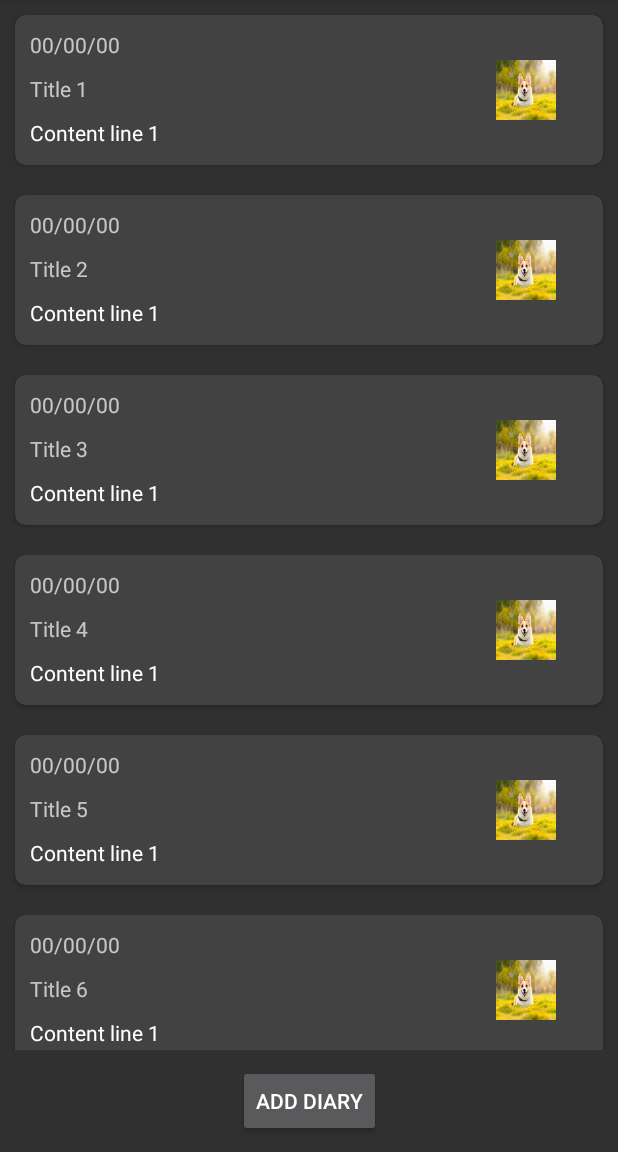
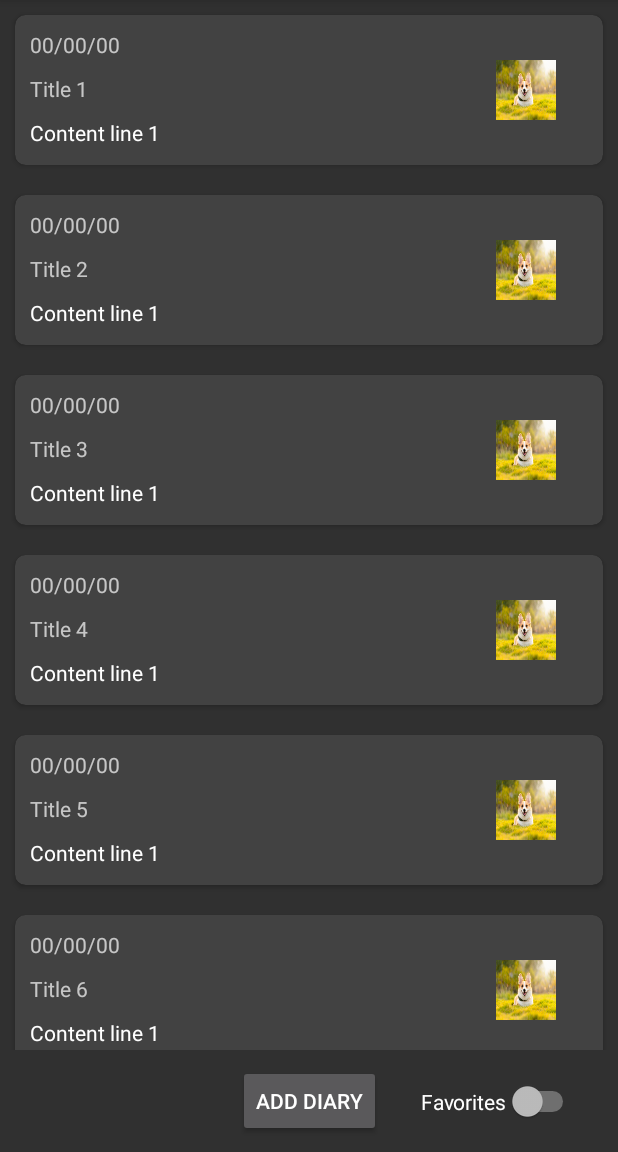
Before and after one commit to madcamp4/TabProject, an Android app built with Jetpack Compose: the DiaryActivity screen opened directly, with no data from a screen before it, on a phone screen of 412 x 824 dp, the part 84-1236 px from its top. Run offline under Robolectric (Android 15) with nearby library versions, the phone set to English and light mode, and no system bars.

Commit message:
6:03 Commit - Completed Functions

```diff
--- a/app/src/main/java/com/example/tab_project/DiaryActivity.kt
+++ b/app/src/main/java/com/example/tab_project/DiaryActivity.kt
@@ -1,6 +1,7 @@
 package com.example.tab_project
 
 import android.app.Activity
+import android.content.ClipData.Item
 import android.content.Intent
 import android.os.Bundle
 import android.view.View
@@ -20,9 +21,10 @@ import java.time.LocalDate
 class DiaryActivity : AppCompatActivity() {
     private lateinit var binding: ActivityDiaryBinding
     lateinit var diaryAdapter: DiaryAdapter
+    lateinit var swipeHelper: ItemTouchHelper
 
     //private lateinit var addDiaryContract: ActivityResultLauncher<Intent>
-    private lateinit var editDiaryContract: ActivityResultLauncher<Intent>
+    //private lateinit var editDiaryContract: ActivityResultLauncher<Intent>
 
     override fun onCreate(savedInstanceState: Bundle?) {
         super.onCreate(savedInstanceState)
@@ -50,6 +52,11 @@ class DiaryActivity : AppCompatActivity() {
             startActivity(intent)
         }
 
+        binding.switchFavorites.setOnCheckedChangeListener { _ , isChecked ->
+            diaryAdapter.isdisplayFavorites = isChecked
+            diaryAdapter.notifyDataSetChanged()
+        }
+
         // 클릭시 일기 메인 페이지로 이동
         if (diaryAdapter != null) {
             diaryAdapter.setItemClickListener(object: DiaryAdapter.OnItemClickListener {
@@ -59,7 +66,7 @@ class DiaryActivity : AppCompatActivity() {
             })
         }
 
-        val itemTouchHelper = ItemTouchHelper(object: SwipeHelper(binding.rvDiary) {
+        swipeHelper = ItemTouchHelper(object: SwipeHelper(binding.rvDiary) {
             override fun instantiateUnderlayButton(position: Int): List<UnderlayButton> {
                 val deleteButton = deleteButton(position)
                 val editButton = editButton(position)
@@ -70,41 +77,8 @@ class DiaryActivity : AppCompatActivity() {
                 return buttons
             }
         })
-        itemTouchHelper.attachToRecyclerView(binding.rvDiary)
+        swipeHelper.attachToRecyclerView(binding.rvDiary)
 
-
-        // adddiary activity가 끝난 이후에 해당 페이지에서 얻은 데이터를 통해 데이터셋에 넣음
-//        addDiaryContract = registerForActivityResult(ActivityResultContracts.StartActivityForResult() ) { result ->
-//            if (result.resultCode == Activity.RESULT_OK) { //activity가 제대로 종료되었으면 안에 있는 코드 실행
-//                val newDiaryData = DiaryData(
-//                    result.data?.getStringExtra("date"),
-//                    result.data?.getStringExtra("title"),
-//                    result.data?.getStringExtra("content"),
-//                    result.data?.getIntExtra("icon", 0))
-//
-//                if (diaryAdapter != null) {
-//                    diaryAdapter.DiaryList.add(newDiaryData)
-//                    diaryAdapter.notifyDataSetChanged()
-//                }
-//            }
-//        }
-
-        editDiaryContract = registerForActivityResult(ActivityResultContracts.StartActivityForResult() ) { result ->
-            if (result.resultCode == Activity.RESULT_OK) { //activity가 제대로 종료되었으면 안에 있는 코드 실행
-                val newDiaryData = DiaryData(
-                    result.data?.getStringExtra("date"),
-                    result.data?.getStringExtra("title"),
-                    result.data?.getStringExtra("content"),
-                    result.data?.getIntExtra("icon", 0))
-
-                val position = result.data?.getIntExtra("position", 0)
-
-                if (diaryAdapter != null) {
-                    diaryAdapter.DiaryList[position!!] = newDiaryData
-                    diaryAdapter.notifyItemChanged(position)
-                }
-            }
-        }
     }
 
     private fun openDiary(position: Int) {
@@ -115,7 +89,6 @@ class DiaryActivity : AppCompatActivity() {
         toast("opening position $position")
 
         startActivity(openDiaryIntent)
-        //addDiaryContract.launch(openDiaryIntent) //일기 하나들 보는 창으로 이동
     }
 
     private fun editDiary(position: Int) {
@@ -139,8 +112,10 @@ class DiaryActivity : AppCompatActivity() {
             android.R.color.holo_green_light,
             object : SwipeHelper.UnderlayButtonClickListener {
                 override fun onClick() {
-                    toast("Marked as hearted item $position")
-                    diaryAdapter.DiaryList[position].isFavorite = true
+                    toast("Marked $position th item as favorite")
+
+                    diaryAdapter.DiaryList[position].isFavorite = diaryAdapter.DiaryList[position].isFavorite == false
+                    diaryAdapter.notifyItemChanged(position)
                 }
             })
     }
--- a/app/src/main/java/com/example/tab_project/DiaryAdapter.kt
+++ b/app/src/main/java/com/example/tab_project/DiaryAdapter.kt
@@ -15,6 +15,7 @@ class DiaryAdapter(private val context: Context) : RecyclerView.Adapter<Recycler
 
     lateinit var DiaryList : MutableList<DiaryData>
 
+    var isdisplayFavorites : Boolean = false
 
     override fun getItemViewType(position: Int): Int {
         return DiaryList[position].viewMode
@@ -40,15 +41,21 @@ class DiaryAdapter(private val context: Context) : RecyclerView.Adapter<Recycler
     }
 
     override fun onBindViewHolder(holder: RecyclerView.ViewHolder, position: Int) {
+        val diaryData = if (isdisplayFavorites) {
+            DiaryList.filter { it.isFavorite }[position]
+        } else {
+            DiaryList[position]
+        }
+
         when(getItemViewType(position)) {
             SHORT -> {
-                (holder as ShortViewHolder).bind(DiaryList[position])
+                (holder as ShortViewHolder).bind(diaryData)
             }
             FULL -> {
-                (holder as FullViewHolder).bind(DiaryList[position])
+                (holder as FullViewHolder).bind(diaryData)
             }
             else -> {
-                (holder as SwipedViewHolder).bind(DiaryList[position])
+                (holder as SwipedViewHolder).bind(diaryData)
             }
         }
 
@@ -71,7 +78,10 @@ class DiaryAdapter(private val context: Context) : RecyclerView.Adapter<Recycler
     }
 
     override fun getItemCount(): Int {
-        return DiaryList.size
+        return if (isdisplayFavorites) {
+            DiaryList.count { it.isFavorite }
+        }
+        else DiaryList.size
     }
 
     open inner class ShortViewHolder(view: View) : RecyclerView.ViewHolder(view) {
--- a/app/src/main/java/com/example/tab_project/EditDiaryActivity.kt
+++ b/app/src/main/java/com/example/tab_project/EditDiaryActivity.kt
@@ -37,6 +37,8 @@ class EditDiaryActivity : AppCompatActivity() {
         position = intent.getIntExtra("position", 0)
 
         val diaryData = diaryAdapter.DiaryList[position]
+
+        new_iconId = diaryData.icon // 만일 아이콘이 수정되지 않으면 그대로
 
         // 모든 view들이 일기의 정보를 보이도록 설정
         binding.apply {
--- a/app/src/main/java/com/example/tab_project/SwipeHelper.kt
+++ b/app/src/main/java/com/example/tab_project/SwipeHelper.kt
@@ -46,6 +46,8 @@ abstract class SwipeHelper(private val recyclerView: RecyclerView) : ItemTouchHe
             recyclerView.adapter?.notifyItemChanged(position)
         }
     }
+
+
 
     private fun drawButtons(
         canvas: Canvas,
@@ -176,6 +178,7 @@ abstract class SwipeHelper(private val recyclerView: RecyclerView) : ItemTouchHe
                 }
             }
         }
+
     }
     //endregion
 }
--- a/app/src/main/res/layout/activity_diary.xml
+++ b/app/src/main/res/layout/activity_diary.xml
@@ -19,11 +19,21 @@
         android:id="@+id/btnAddDiary"
         android:layout_width="wrap_content"
         android:layout_height="wrap_content"
+        android:layout_marginBottom="10dp"
         android:text="Add Diary"
         app:layout_constraintBottom_toBottomOf="parent"
         app:layout_constraintEnd_toEndOf="parent"
-        app:layout_constraintStart_toStartOf="parent"
-        android:layout_marginBottom="10dp"/>
+        app:layout_constraintStart_toStartOf="parent" />
+
+    <Switch
+        android:id="@+id/switchFavorites"
+        android:layout_width="wrap_content"
+        android:layout_height="wrap_content"
+        android:text="Favorites"
+        app:layout_constraintEnd_toEndOf="parent"
+        app:layout_constraintTop_toBottomOf="@id/rvDiary"
+        app:layout_constraintStart_toEndOf="@+id/btnAddDiary"
+        app:layout_constraintBottom_toBottomOf="parent"/>
 
 
 </androidx.constraintlayout.widget.ConstraintLayout>
```
